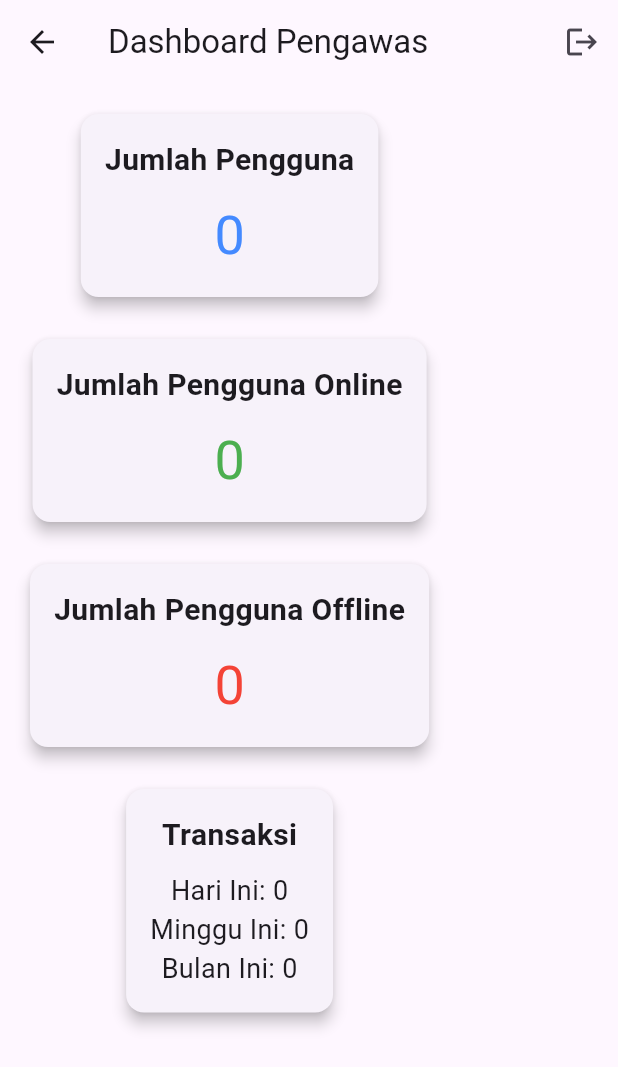
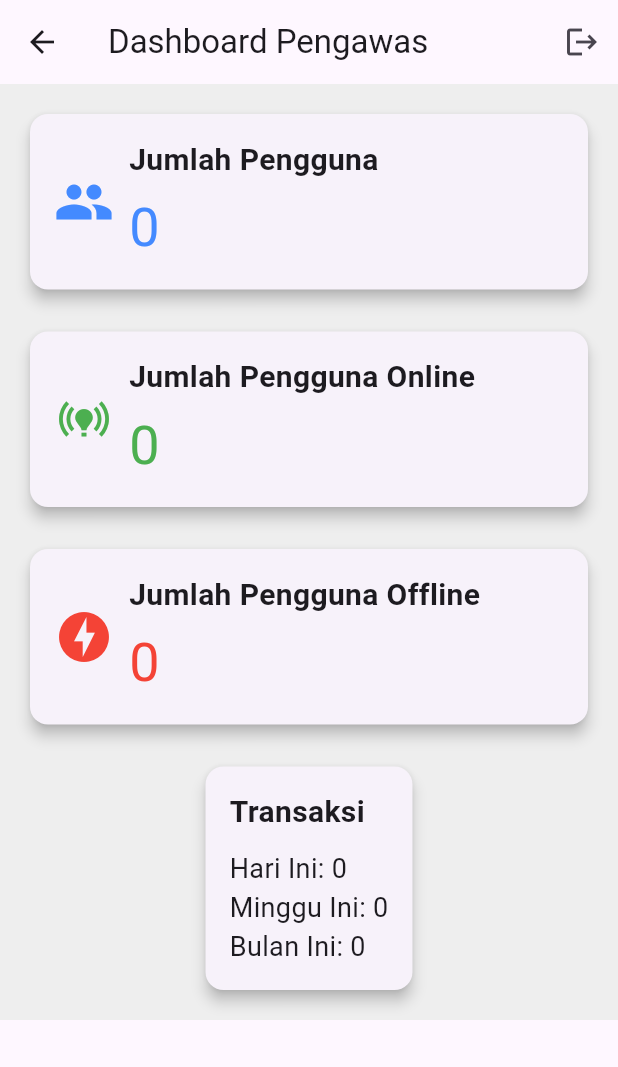
Before and after one commit to msaririzki/uangku, a Flutter app: the SupervisorDashboard screen opened by its route, on a phone screen of 412 x 824 dp. Shown: the top 1067 px of the screen. Run offline on Flutter 3.47's test engine with Material 3 defaults, Android fonts, the phone set to English and light mode, and no system bars; our stand-ins replace bloc, cloud_firestore, connectivity_plus, currency_text_input_formatter, firebase_auth, firebase_core and 7 more; accounts and stored records are empty.

```diff
--- a/lib/pages/supervisor/supervisor_dashboard.dart
+++ b/lib/pages/supervisor/supervisor_dashboard.dart
@@ -82,91 +82,74 @@ class _SupervisorDashboardState extends State<SupervisorDashboard> {
           ),
         ],
       ),
-      body: Padding(
+      body: Container(
+        color: Colors.grey[200], // Warna latar belakang yang lebih lembut
         padding: const EdgeInsets.all(16.0),
         child: SingleChildScrollView(
           child: Column(
             children: [
               // Kartu untuk jumlah pengguna
-              Card(
-                elevation: 4,
-                child: Padding(
-                  padding: const EdgeInsets.all(16.0),
-                  child: Column(
-                    children: [
-                      Text('Jumlah Pengguna',
-                          style: TextStyle(
-                              fontSize: 20, fontWeight: FontWeight.bold)),
-                      SizedBox(height: 10),
-                      Text('$userCount',
-                          style: TextStyle(
-                              fontSize: 36, color: Colors.blueAccent)),
-                    ],
-                  ),
-                ),
-              ),
+              _buildInfoCard('Jumlah Pengguna', '$userCount', Icons.people, Colors.blueAccent),
               SizedBox(height: 20),
               // Kartu untuk jumlah pengguna online
-              Card(
-                elevation: 4,
-                child: Padding(
-                  padding: const EdgeInsets.all(16.0),
-                  child: Column(
-                    children: [
-                      Text('Jumlah Pengguna Online',
-                          style: TextStyle(
-                              fontSize: 20, fontWeight: FontWeight.bold)),
-                      SizedBox(height: 10),
-                      Text('$onlineUserCount',
-                          style: TextStyle(fontSize: 36, color: Colors.green)),
-                    ],
-                  ),
-                ),
-              ),
+              _buildInfoCard('Jumlah Pengguna Online', '$onlineUserCount', Icons.online_prediction, Colors.green),
               SizedBox(height: 20),
               // Kartu untuk jumlah pengguna offline
-              Card(
-                elevation: 4,
-                child: Padding(
-                  padding: const EdgeInsets.all(16.0),
-                  child: Column(
-                    children: [
-                      Text('Jumlah Pengguna Offline',
-                          style: TextStyle(
-                              fontSize: 20, fontWeight: FontWeight.bold)),
-                      SizedBox(height: 10),
-                      Text('$offlineUserCount',
-                          style: TextStyle(fontSize: 36, color: Colors.red)),
-                    ],
-                  ),
-                ),
-              ),
+              _buildInfoCard('Jumlah Pengguna Offline', '$offlineUserCount', Icons.offline_bolt, Colors.red),
               SizedBox(height: 20),
               // Kartu untuk transaksi
-              Card(
-                elevation: 4,
-                child: Padding(
-                  padding: const EdgeInsets.all(16.0),
-                  child: Column(
-                    children: [
-                      Text('Transaksi',
-                          style: TextStyle(
-                              fontSize: 20, fontWeight: FontWeight.bold)),
-                      SizedBox(height: 10),
-                      Text('Hari Ini: $dailyTransactions',
-                          style: TextStyle(fontSize: 18)),
-                      Text('Minggu Ini: $weeklyTransactions',
-                          style: TextStyle(fontSize: 18)),
-                      Text('Bulan Ini: $monthlyTransactions',
-                          style: TextStyle(fontSize: 18)),
-                    ],
-                  ),
-                ),
-              ),
+              _buildTransactionCard(),
             ],
           ),
         ),
       ),
     );
   }
+
+  Widget _buildInfoCard(String title, String value, IconData icon, Color color) {
+    return Card(
+      elevation: 4,
+      child: Padding(
+        padding: const EdgeInsets.all(16.0),
+        child: Row(
+          mainAxisAlignment: MainAxisAlignment.spaceBetween,
+          children: [
+            Row(
+              children: [
+                Icon(icon, size: 40, color: color),
+                SizedBox(width: 10),
+                Column(
+                  crossAxisAlignment: CrossAxisAlignment.start,
+                  children: [
+                    Text(title, style: TextStyle(fontSize: 20, fontWeight: FontWeight.bold)),
+                    SizedBox(height: 5),
+                    Text(value, style: TextStyle(fontSize: 36, color: color)),
+                  ],
+                ),
+              ],
+            ),
+          ],
+        ),
+      ),
+    );
+  }
+
+  Widget _buildTransactionCard() {
+    return Card(
+      elevation: 4,
+      child: Padding(
+        padding: const EdgeInsets.all(16.0),
+        child: Column(
+          crossAxisAlignment: CrossAxisAlignment.start,
+          children: [
+            Text('Transaksi', style: TextStyle(fontSize: 20, fontWeight: FontWeight.bold)),
+            SizedBox(height: 10),
+            Text('Hari Ini: $dailyTransactions', style: TextStyle(fontSize: 18)),
+            Text('Minggu Ini: $weeklyTransactions', style: TextStyle(fontSize: 18)),
+            Text('Bulan Ini: $monthlyTransactions', style: TextStyle(fontSize: 18)),
+          ],
+        ),
+      ),
+    );
+  }
 }
```
